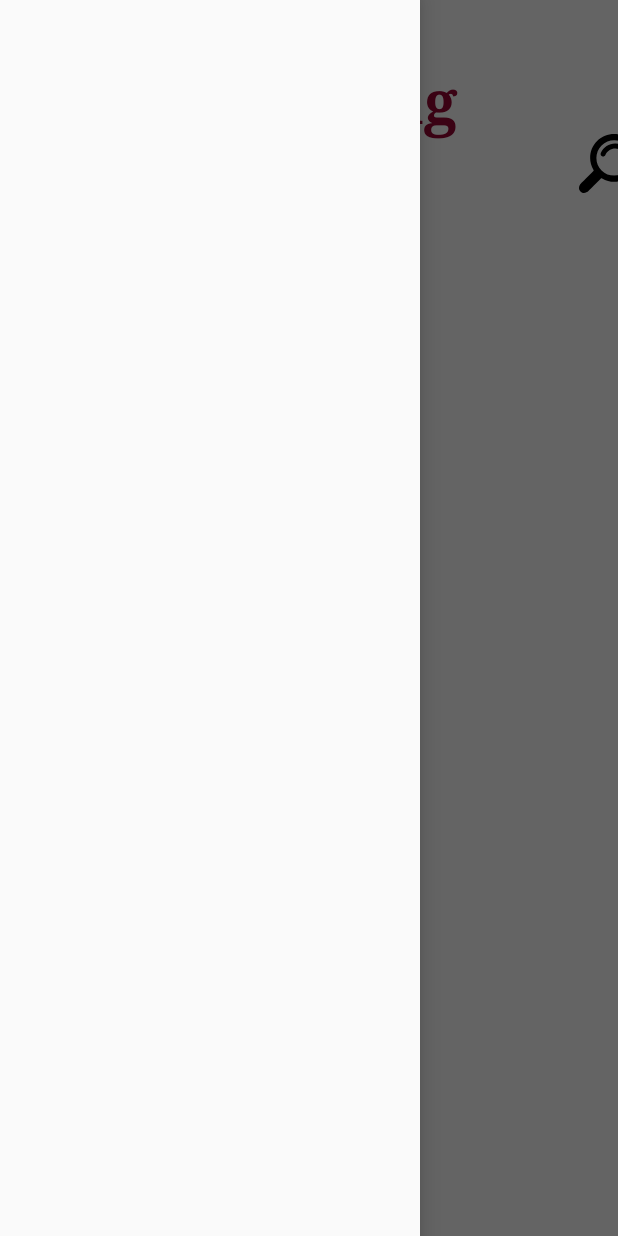
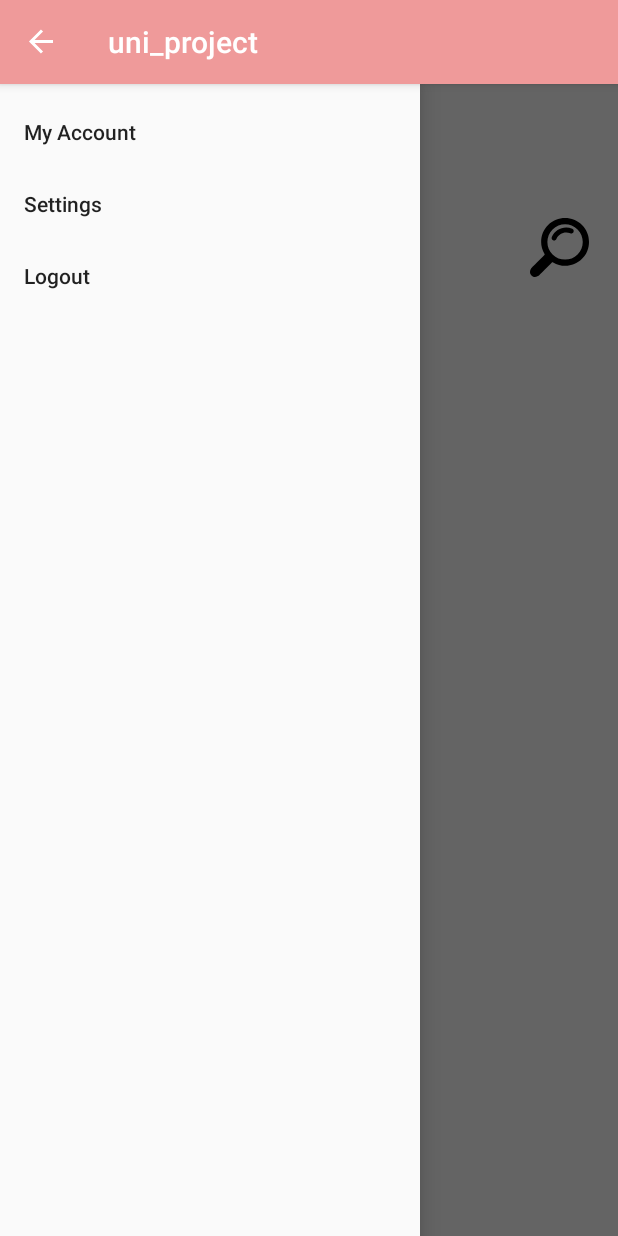
Before and after one commit to mhb-flh/uni, an Android app: the firstPage screen opened directly, with no data from a screen before it, with the side drawer open, on a phone screen of 412 x 824 dp. Run offline under Robolectric (Android 15) with nearby library versions, the phone set to English and light mode, and no system bars; our stand-ins replace Picasso; pictures from the network do not load.

Commit message:
clean code

```diff
--- a/app/build.gradle
+++ b/app/build.gradle
@@ -41,6 +41,7 @@ dependencies {
     implementation 'com.squareup.retrofit2:adapter-rxjava2:2.7.0'
     implementation 'io.reactivex.rxjava2:rxandroid:2.1.1'
     implementation 'io.reactivex.rxjava2:rxjava:2.2.18'
+//    implementation 'com.google.android.material:material:1.3.0-alpha03'
 
 
 }
--- a/app/src/main/java/com/example/pars/uni_prj/main/MainActivity.java
+++ b/app/src/main/java/com/example/pars/uni_prj/main/MainActivity.java
@@ -31,7 +31,7 @@ public class MainActivity extends AppCompatActivity {
                 Animation.RELATIVE_TO_SELF, 0.5f, Animation.RELATIVE_TO_SELF,
                 0.5f);
 
-        rotate.setDuration(2500);
+        rotate.setDuration(2000);
         rotate.setRepeatCount(Animation.INFINITE);
         img.setAnimation(rotate);
 
@@ -51,7 +51,7 @@ public class MainActivity extends AppCompatActivity {
                         .replace(R.id.frg_container, new Register()).commit();
             }
 //TODO change the time
-        }, 20);
+        }, 2000);
 
 
     }
--- a/app/src/main/res/layout/list_items.xml
+++ b/app/src/main/res/layout/list_items.xml
@@ -7,7 +7,7 @@
     android:layout_width="match_parent"
     android:layout_height="350dp"
     android:layout_gravity="center"
-    android:background="#fcb7b7">
+    android:background="@color/colorPrimary">
 
 
 <android.support.v7.widget.CardView
@@ -41,7 +41,7 @@
             android:id="@+id/title"
             android:layout_width="wrap_content"
             android:layout_height="0dp"
-            android:text="name of product"
+            android:text="@string/product_name"
             android:layout_gravity="center"
             android:layout_weight="10"/>
 
@@ -49,7 +49,7 @@
             android:id="@+id/price"
             android:layout_width="wrap_content"
             android:layout_height="0dp"
-            android:text="price"
+            android:text="@string/product_price"
             android:layout_weight="15"
             android:layout_gravity="center"/>
 
--- /dev/null
+++ b/app/src/main/res/menu/navigation_menu.xml
@@ -0,0 +1,19 @@
+<?xml version="1.0" encoding="utf-8"?>
+<menu
+    xmlns:android="http://schemas.android.com/apk/res/android"
+    xmlns:tools="http://schemas.android.com/tools"
+    tools:ignore="HardcodedText">
+
+    <item
+        android:id="@+id/nav_account"
+        android:title="My Account" />
+
+    <item
+        android:id="@+id/nav_settings"
+        android:title="Settings" />
+
+    <item
+        android:id="@+id/nav_logout"
+        android:title="Logout" />
+
+</menu>
--- a/app/src/main/res/values/colors.xml
+++ b/app/src/main/res/values/colors.xml
@@ -1,7 +1,8 @@
 <?xml version="1.0" encoding="utf-8"?>
 <resources>
-    <color name="colorPrimary">#008577</color>
-    <color name="colorPrimaryDark">#00574B</color>
+    <color name="colorPrimary">#ef9a9a</color>
+    <color name="colorPrimaryDark">#ba6b6c</color>
+    <color name="colorPrimaryLight">#ffcccb</color>
     <color name="colorAccent">#D81B60</color>
     <color name="dot_inactive">#c2b8b8</color>
     <color name="dot_active">#f2eded</color>
--- a/app/src/main/res/values/strings.xml
+++ b/app/src/main/res/values/strings.xml
@@ -1,5 +1,5 @@
 <resources>
-    <string name="app_name">uni_prj</string>
+    <string name="app_name">uni_project</string>
     <string name="email">Email</string>
     <string name="password">Password</string>
     <string name="name">Name</string>
@@ -8,9 +8,19 @@
     <string name="login">Login</string>
     <string name="register">Register</string>
 
+    <string name="firstPage_tv">STORE</string>
+
+    <string name="product_name">Product name  </string>
+    <string name="product_number">number  </string>
+    <string name="product_price">price </string>
+
+    <string name="btn_buy">buy</string>
+
+    <string name="nav_open">Open</string>
+    <string name="nav_close">Close</string>
+
     <!-- TODO: Remove or change this placeholder text -->
     <string name="hello_blank_fragment">Hello blank fragment</string>
-    <!--<string name=""></string>-->
-    <!--<string name=""></string>-->
+
 
 </resources>
```
Also changed, not shown: app/src/main/AndroidManifest.xml (+7 -3 lines), app/src/main/java/com/example/pars/uni_prj/main/buy.java (+11 -13 lines), app/src/main/java/com/example/pars/uni_prj/main/orders.java (+7 -8 lines), app/src/main/java/com/example/pars/uni_prj/main/settingFragment.java (added, +30 -0 lines), app/src/main/res/layout/activity_main.xml (+1 -22 lines), app/src/main/res/layout/fragment_orders.xml (+8 -8 lines), app/src/main/res/layout/fragment_setting.xml (added, +14 -0 lines).
